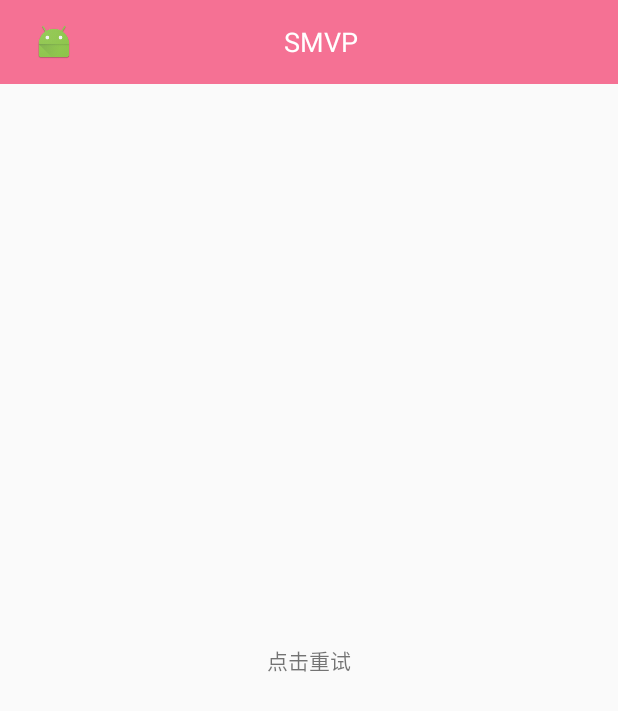
After one commit to TonyLituo/SMVP, an Android app: the layout activity_base.xml on its own in the app's theme, with its tools: preview values and no code run, on a phone screen of 412 x 824 dp. The commit adds this screen. Shown: the top 711 px of the screen. Run offline under Robolectric (Android 15) with nearby library versions, the phone set to English and light mode, and no system bars.

Commit message:
错误页处理

```diff
--- a/app/src/main/java/com/dhcc/smvp/view/base/BaseNetActivity.java
+++ b/app/src/main/java/com/dhcc/smvp/view/base/BaseNetActivity.java
@@ -36,4 +36,9 @@ public abstract class BaseNetActivity<V extends IBaseNetView, P extends IBasePre
     public void showMessage(String message) {
         Log.e(tag, message);
     }
+
+    @Override
+    public void showErrorView() {
+        super.showErrorView();
+    }
 }
--- a/app/src/main/java/com/dhcc/smvp/view/base/IBaseNetView.java
+++ b/app/src/main/java/com/dhcc/smvp/view/base/IBaseNetView.java
@@ -22,4 +22,6 @@ public interface IBaseNetView extends IBaseView {
      * @param message
      */
     void showMessage(String message);
+
+    void showErrorView();
 }
--- /dev/null
+++ b/app/src/main/res/layout/activity_base.xml
@@ -0,0 +1,29 @@
+<?xml version="1.0" encoding="utf-8"?>
+<RelativeLayout xmlns:android="http://schemas.android.com/apk/res/android"
+                xmlns:tools="http://schemas.android.com/tools"
+                android:id="@+id/activity_base"
+                android:layout_width="match_parent"
+                android:layout_height="match_parent"
+                tools:context=".view.base.BaseActivity">
+
+    <include layout="@layout/base_toolbar"/>
+
+    <FrameLayout
+        android:id="@+id/error_view"
+        android:layout_width="match_parent"
+        android:layout_height="match_parent"
+        android:layout_below="@+id/base_toobar"
+        >
+
+        <include layout="@layout/content_error"/>
+
+    </FrameLayout>
+
+    <FrameLayout
+        android:id="@+id/base_contentview"
+        android:layout_width="match_parent"
+        android:layout_height="match_parent"
+        android:layout_below="@+id/base_toobar"
+        >
+    </FrameLayout>
+</RelativeLayout>
--- a/app/src/main/res/layout/base_toolbar.xml
+++ b/app/src/main/res/layout/base_toolbar.xml
@@ -7,6 +7,7 @@
     android:layout_width="match_parent"
     android:layout_height="?attr/actionBarSize"
     android:background="?attr/colorPrimary"
+    android:fitsSystemWindows="true"
     android:theme="@style/ThemeOverlay.AppCompat.Dark.ActionBar">
 
     <RelativeLayout
@@ -20,7 +21,7 @@
             android:layout_height="25dp"
             android:layout_margin="7dp"
             android:scaleType="centerCrop"
-            android:src="@mipmap/left"/>
+            android:src="@mipmap/ic_launcher"/>
 
         <TextView
             android:id="@+id/toolbar_title"
--- /dev/null
+++ b/app/src/main/res/layout/content_error.xml
@@ -0,0 +1,12 @@
+<?xml version="1.0" encoding="utf-8"?>
+<RelativeLayout xmlns:android="http://schemas.android.com/apk/res/android"
+                android:id="@+id/content_error"
+                android:layout_width="match_parent"
+                android:layout_height="match_parent">
+
+    <TextView
+        android:layout_width="match_parent"
+        android:layout_height="match_parent"
+        android:gravity="center"
+        android:text="点击重试"/>
+</RelativeLayout>
```
Also changed, not shown: app/src/main/java/com/dhcc/smvp/view/LoginActivity.java (+7 -1 lines), app/src/main/java/com/dhcc/smvp/view/base/BaseActivity.java (+79 -4 lines), app/src/main/res/values/styles.xml (+5 -3 lines).
